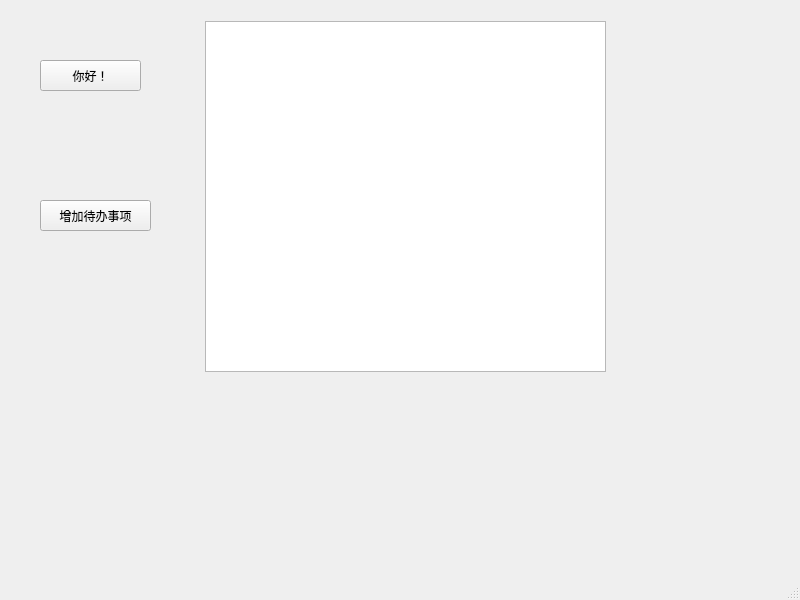
The window that qtodo.ui (lcclcc233/Qtodo) describes before a commit, drawn with Qt 5.
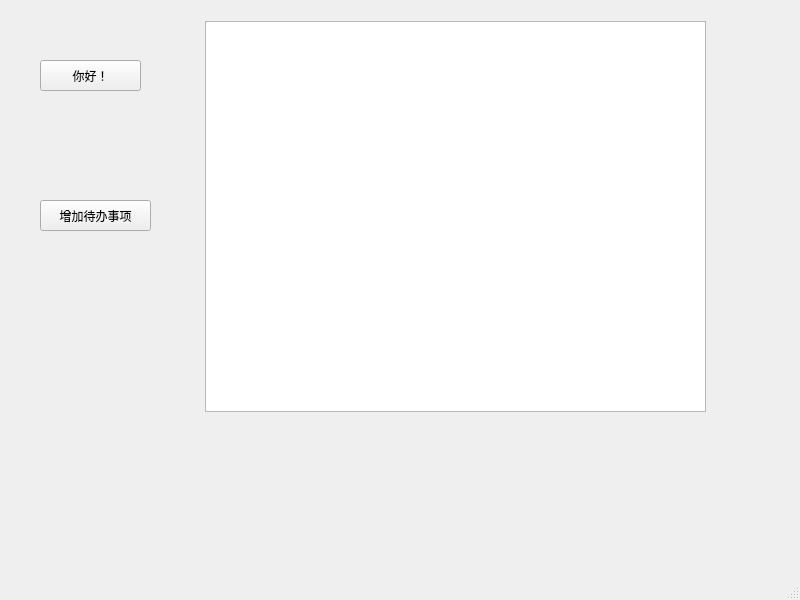
The same window after the commit.

Commit message: add input and dialog

```diff
--- a/qtodo.ui
+++ b/qtodo.ui
@@ -45,8 +45,8 @@
      <rect>
       <x>205</x>
       <y>21</y>
-      <width>401</width>
-      <height>351</height>
+      <width>501</width>
+      <height>391</height>
      </rect>
     </property>
    </widget>
```
The commit also changes 6 other files.
